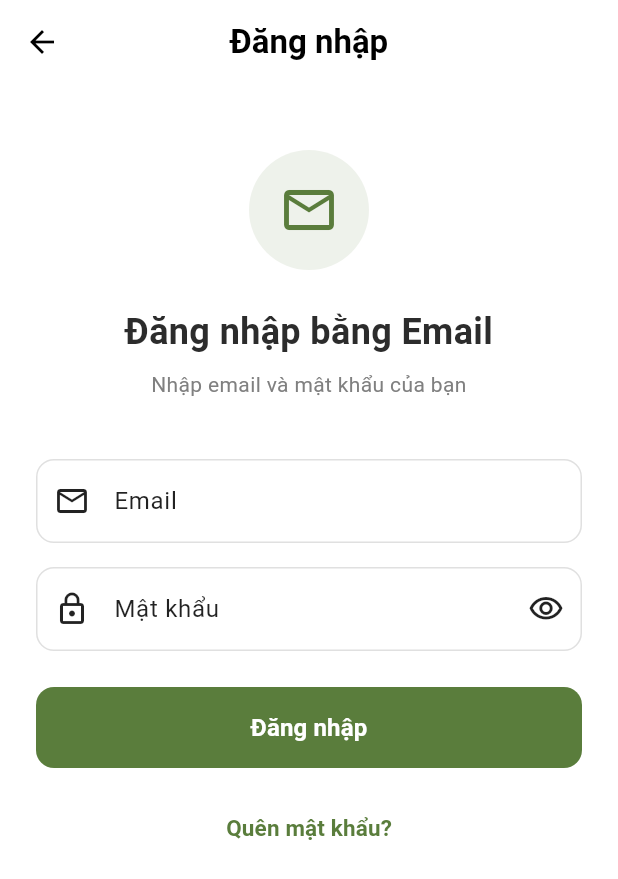
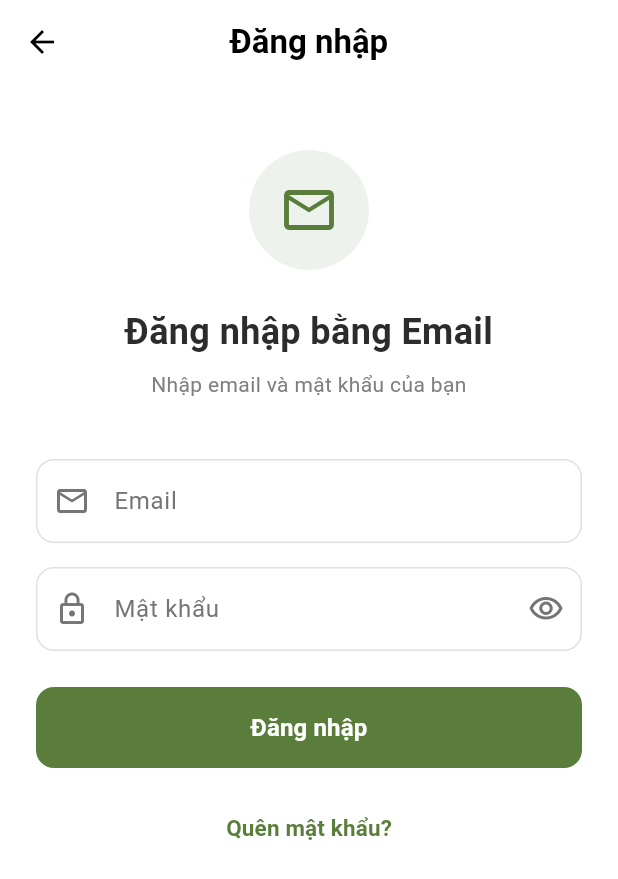
Before and after one commit to vaachu1993/FastNewsProject, a Flutter app: the screen it shows after launch, after a tap on "Đăng nhập bằng mật khẩu", on a phone screen of 412 x 824 dp. Shown: the top 879 px of the screen. Run offline on Flutter 3.47's test engine with Material 3 defaults, Android fonts, the phone set to English and light mode, and no system bars; our stand-ins replace cloud_firestore, firebase_auth, firebase_core, flutter_dotenv, flutter_local_notifications, google_sign_in and 2 more; missing offline and left inert: mailer; accounts and stored records are empty.

Commit message:
xoa phuong thuc facebook cap nhap login screen

```diff
--- a/lib/main.dart
+++ b/lib/main.dart
@@ -21,31 +21,31 @@ final GlobalKey<NavigatorState> navigatorKey = GlobalKey<NavigatorState>();
 void main() async {
   WidgetsFlutterBinding.ensureInitialized();
 
-  // ✅ Load environment variables từ .env file
+  // Load environment variables từ .env file
   await dotenv.load(fileName: ".env");
 
   // Initialize Firebase
   await Firebase.initializeApp();
 
-  // ✅ Configure Firestore with offline persistence
+  // Configure Firestore with offline persistence
   FirebaseFirestore.instance.settings = const Settings(
     persistenceEnabled: true,
     cacheSizeBytes: Settings.CACHE_SIZE_UNLIMITED,
   );
 
-  // ✅ Initialize AuthService with persistence
+  // Initialize AuthService with persistence
   final authService = AuthService();
   await authService.initializeAuth();
 
-  // ✅ Initialize Localization Service
+  // Initialize Localization Service
   final localizationService = LocalizationService();
   await localizationService.initialize();
 
-  // ✅ Initialize Notification Service
+  // Initialize Notification Service
   final notificationService = NotificationService();
   await notificationService.initialize();
 
-  // ✅ Setup notification tap handler
+  // Setup notification tap handler
   NotificationService.onNotificationTap = (String articleJson) {
     try {
       final articleData = jsonDecode(articleJson);
@@ -119,7 +119,7 @@ class _FastNewsAppState extends State<FastNewsApp> with WidgetsBindingObserver {
         child: Consumer<ThemeProvider>(
           builder: (context, themeProvider, child) {
             return MaterialApp(
-              navigatorKey: navigatorKey, // ✅ Global navigator key
+              navigatorKey: navigatorKey, // Global navigator key
               debugShowCheckedModeBanner: false,
               title: 'FastNews',
               theme: themeProvider.lightTheme,
--- a/lib/screens/email_login_screen.dart
+++ b/lib/screens/email_login_screen.dart
@@ -1,5 +1,7 @@
 import 'package:flutter/material.dart';
+import 'package:provider/provider.dart';
 import '../services/auth_service.dart';
+import '../providers/theme_provider.dart';
 import 'main_screen.dart';
 import 'topics_selection_screen.dart';
 import 'forgot_password_screen.dart';
@@ -117,18 +119,25 @@ class _EmailLoginScreenState extends State<EmailLoginScreen> {
 
   @override
   Widget build(BuildContext context) {
+    final themeProvider = Provider.of<ThemeProvider>(context);
+    final isDarkMode = themeProvider.isDarkMode;
+    final theme = Theme.of(context);
+
     return Scaffold(
-      backgroundColor: Colors.white,
+      backgroundColor: theme.scaffoldBackgroundColor,
       appBar: AppBar(
         backgroundColor: Colors.transparent,
         elevation: 0,
         leading: IconButton(
-          icon: const Icon(Icons.arrow_back, color: Colors.black),
+          icon: Icon(Icons.arrow_back, color: isDarkMode ? Colors.white : Colors.black),
           onPressed: () => Navigator.pop(context),
         ),
-        title: const Text(
+        title: Text(
           'Đăng nhập',
-          style: TextStyle(color: Colors.black, fontWeight: FontWeight.bold),
+          style: TextStyle(
+            color: isDarkMode ? Colors.white : Colors.black,
+            fontWeight: FontWeight.bold,
+          ),
         ),
         centerTitle: true,
       ),
@@ -148,7 +157,7 @@ class _EmailLoginScreenState extends State<EmailLoginScreen> {
                     width: 80,
                     height: 80,
                     decoration: BoxDecoration(
-                      color: const Color(0xFF5A7D3C).withOpacity(0.1),
+                      color: const Color(0xFF5A7D3C).withValues(alpha: 0.1),
                       shape: BoxShape.circle,
                     ),
                     child: const Icon(
@@ -162,22 +171,25 @@ class _EmailLoginScreenState extends State<EmailLoginScreen> {
                 const SizedBox(height: 24),
 
                 // Title
-                const Text(
+                Text(
                   'Đăng nhập bằng Email',
                   textAlign: TextAlign.center,
                   style: TextStyle(
                     fontSize: 24,
                     fontWeight: FontWeight.bold,
-                    color: Color(0xFF2C2C2C),
+                    color: isDarkMode ? Colors.white : const Color(0xFF2C2C2C),
                   ),
                 ),
 
                 const SizedBox(height: 8),
 
-                const Text(
+                Text(
                   'Nhập email và mật khẩu của bạn',
                   textAlign: TextAlign.center,
-                  style: TextStyle(fontSize: 14, color: Color(0xFF808080)),
+                  style: TextStyle(
+                    fontSize: 14,
+                    color: isDarkMode ? Colors.grey.shade400 : const Color(0xFF808080),
+                  ),
                 ),
 
                 const SizedBox(height: 40),
@@ -186,16 +198,19 @@ class _EmailLoginScreenState extends State<EmailLoginScreen> {
                 TextFormField(
                   controller: _emailController,
                   keyboardType: TextInputType.emailAddress,
+                  style: TextStyle(color: isDarkMode ? Colors.white : Colors.black),
                   decoration: InputDecoration(
                     labelText: 'Email',
+                    labelStyle: TextStyle(color: isDarkMode ? Colors.grey.shade400 : Colors.grey.shade600),
                     hintText: 'Nhập email của bạn',
-                    prefixIcon: const Icon(Icons.email_outlined),
+                    hintStyle: TextStyle(color: isDarkMode ? Colors.grey.shade600 : Colors.grey.shade400),
+                    prefixIcon: Icon(Icons.email_outlined, color: isDarkMode ? Colors.grey.shade400 : Colors.grey.shade600),
                     border: OutlineInputBorder(
                       borderRadius: BorderRadius.circular(12),
                     ),
                     enabledBorder: OutlineInputBorder(
                       borderRadius: BorderRadius.circular(12),
-                      borderSide: BorderSide(color: Colors.grey.shade300),
+                      borderSide: BorderSide(color: isDarkMode ? Colors.grey.shade700 : Colors.grey.shade300),
                     ),
                     focusedBorder: OutlineInputBorder(
                       borderRadius: BorderRadius.circular(12),
@@ -222,15 +237,19 @@ class _EmailLoginScreenState extends State<EmailLoginScreen> {
                 TextFormField(
                   controller: _passwordController,
                   obscureText: _obscurePassword,
+                  style: TextStyle(color: isDarkMode ? Colors.white : Colors.black),
                   decoration: InputDecoration(
                     labelText: 'Mật khẩu',
+                    labelStyle: TextStyle(color: isDarkMode ? Colors.grey.shade400 : Colors.grey.shade600),
                     hintText: 'Nhập mật khẩu',
-                    prefixIcon: const Icon(Icons.lock_outline),
+                    hintStyle: TextStyle(color: isDarkMode ? Colors.grey.shade600 : Colors.grey.shade400),
+                    prefixIcon: Icon(Icons.lock_outline, color: isDarkMode ? Colors.grey.shade400 : Colors.grey.shade600),
                     suffixIcon: IconButton(
                       icon: Icon(
                         _obscurePassword
                             ? Icons.visibility_outlined
                             : Icons.visibility_off_outlined,
+                        color: isDarkMode ? Colors.grey.shade400 : Colors.grey.shade600,
                       ),
                       onPressed: () {
                         setState(() {
@@ -243,7 +262,7 @@ class _EmailLoginScreenState extends State<EmailLoginScreen> {
                     ),
                     enabledBorder: OutlineInputBorder(
                       borderRadius: BorderRadius.circular(12),
-                      borderSide: BorderSide(color: Colors.grey.shade300),
+                      borderSide: BorderSide(color: isDarkMode ? Colors.grey.shade700 : Colors.grey.shade300),
                     ),
                     focusedBorder: OutlineInputBorder(
                       borderRadius: BorderRadius.circular(12),
--- a/lib/screens/help_screen.dart
+++ b/lib/screens/help_screen.dart
@@ -81,8 +81,8 @@ class HelpScreen extends StatelessWidget {
             context,
             currentLanguage == 'vi' ? 'Làm sao để đăng ký tài khoản?' : 'How do I create an account?',
             currentLanguage == 'vi'
-                ? 'Bạn có thể đăng ký bằng email, Google hoặc Facebook. Chỉ cần nhấn nút "Đăng nhập" và chọn phương thức đăng ký phù hợp.'
-                : 'You can sign up with email, Google, or Facebook. Just tap "Login" and choose your preferred sign-up method.',
+                ? 'Bạn có thể đăng ký bằng email hoặc Google. Chỉ cần nhấn nút "Đăng nhập" và chọn phương thức đăng ký phù hợp.'
+                : 'You can sign up with email or Google. Just tap "Login" and choose your preferred sign-up method.',
             Icons.person_add_outlined,
           ),
           _buildFAQItem(
--- a/lib/screens/login_screen.dart
+++ b/lib/screens/login_screen.dart
@@ -5,6 +5,8 @@ import 'package:fastnews/services/auth_service.dart';
 import 'package:flutter/material.dart';
 import 'package:cloud_firestore/cloud_firestore.dart';
 import 'package:firebase_auth/firebase_auth.dart';
+import 'package:provider/provider.dart';
+import '../providers/theme_provider.dart';
 import 'main_screen.dart';
 
 class LoginScreen extends StatefulWidget {
@@ -17,48 +19,6 @@ class LoginScreen extends StatefulWidget {
 class _LoginScreenState extends State<LoginScreen> {
   final _authService = AuthService();
   bool _isGoogleLoading = false;
-  bool _isFacebookLoading = false;
-
-  // Handle Facebook Sign In
-  Future<void> _handleFacebookSignIn() async {
-    setState(() => _isFacebookLoading = true);
-
-    try {
-      String? result = await _authService.signInWithFacebook();
-
-      if (!mounted) return;
-
-      if (result == null) {
-        // Facebook login thành công
-        ScaffoldMessenger.of(context).showSnackBar(
-          const SnackBar(
-            content: Text('Đăng nhập Facebook thành công!'),
-            backgroundColor: Colors.green,
-          ),
-        );
-
-        await _checkAndNavigate();
-      } else {
-        // Hiển thị lỗi
-        ScaffoldMessenger.of(context).showSnackBar(
-          SnackBar(
-            content: Text(result),
-            backgroundColor: result.contains('❌') ? Colors.orange : Colors.red,
-            duration: const Duration(seconds: 5),
-            action: SnackBarAction(
-              label: 'OK',
-              textColor: Colors.white,
-              onPressed: () {},
-            ),
-          ),
-        );
-      }
-    } finally {
-      if (mounted) {
-        setState(() => _isFacebookLoading = false);
-      }
-    }
-  }
 
   // Handle Google Sign In
   Future<void> _handleGoogleSignIn() async {
@@ -153,8 +113,12 @@ class _LoginScreenState extends State<LoginScreen> {
 
   @override
   Widget build(BuildContext context) {
+    final themeProvider = Provider.of<ThemeProvider>(context);
+    final isDarkMode = themeProvider.isDarkMode;
+    final theme = Theme.of(context);
+
     return Scaffold(
-      backgroundColor: Colors.white,
+      backgroundColor: theme.scaffoldBackgroundColor,
       body: SafeArea(
         child: Center(
           child: SingleChildScrollView(
@@ -170,12 +134,12 @@ class _LoginScreenState extends State<LoginScreen> {
                 const SizedBox(height: 20),
 
                 // App Name
-                const Text(
+                Text(
                   'FastNews',
                   style: TextStyle(
                     fontSize: 32,
                     fontWeight: FontWeight.bold,
-                    color: Color(0xFF2C2C2C),
+                    color: isDarkMode ? Colors.white : const Color(0xFF2C2C2C),
                     letterSpacing: -0.5,
                   ),
                 ),
@@ -183,11 +147,11 @@ class _LoginScreenState extends State<LoginScreen> {
                 const SizedBox(height: 16),
 
                 // Welcome Text
-                const Text(
+                Text(
                   "Chào mừng! Hãy đăng nhập vào tài khoản của bạn!",
                   style: TextStyle(
                     fontSize: 15,
-                    color: Color(0xFF808080),
+                    color: isDarkMode ? Colors.grey.shade400 : const Color(0xFF808080),
                     height: 1.5,
                   ),
                   textAlign: TextAlign.center,
@@ -195,31 +159,26 @@ class _LoginScreenState extends State<LoginScreen> {
 
                 const SizedBox(height: 50),
 
-                // Facebook Button
-                _buildFacebookButton(context),
-
-                const SizedBox(height: 16),
-
-                // Google Button
+                // Google Button (Full Width)
                 _buildGoogleButton(context),
 
                 const SizedBox(height: 32),
 
                 // Or divider
-                const Row(
+                Row(
                   children: [
-                    Expanded(child: Divider(color: Color(0xFFE0E0E0))),
+                    Expanded(child: Divider(color: isDarkMode ? Colors.grey.shade700 : const Color(0xFFE0E0E0))),
                     Padding(
-                      padding: EdgeInsets.symmetric(horizontal: 16),
+                      padding: const EdgeInsets.symmetric(horizontal: 16),
                       child: Text(
                         'hoặc',
                         style: TextStyle(
-                          color: Color(0xFF808080),
+                          color: isDarkMode ? Colors.grey.shade400 : const Color(0xFF808080),
                           fontSize: 14,
                         ),
                       ),
                     ),
-                    Expanded(child: Divider(color: Color(0xFFE0E0E0))),
+                    Expanded(child: Divider(color: isDarkMode ? Colors.grey.shade700 : const Color(0xFFE0E0E0))),
                   ],
                 ),
 
@@ -263,9 +222,12 @@ class _LoginScreenState extends State<LoginScreen> {
                 Row(
                   mainAxisAlignment: MainAxisAlignment.center,
                   children: [
-                    const Text(
+                    Text(
                       "Chưa có tài khoản?  ",
-                      style: TextStyle(color: Color(0xFF2C2C2C), fontSize: 14),
+                      style: TextStyle(
+                        color: isDarkMode ? Colors.grey.shade400 : const Color(0xFF2C2C2C),
+                        fontSize: 14,
+                      ),
                     ),
                     GestureDetector(
                       onTap: () {
@@ -354,64 +316,25 @@ class _LoginScreenState extends State<LoginScreen> {
     );
   }
 
-  Widget _buildFacebookButton(BuildContext context) {
-    return SizedBox(
-      width: double.infinity,
-      height: 56,
-      child: OutlinedButton(
-        onPressed: _isFacebookLoading ? null : _handleFacebookSignIn,
-        style: OutlinedButton.styleFrom(
-          side: const BorderSide(color: Color(0xFFE0E0E0), width: 1.5),
-          shape: RoundedRectangleBorder(
-            borderRadius: BorderRadius.circular(28),
-          ),
-          backgroundColor: Colors.white,
-          padding: const EdgeInsets.symmetric(horizontal: 16),
-        ),
-        child: _isFacebookLoading
-            ? const SizedBox(
-                width: 24,
-                height: 24,
-                child: CircularProgressIndicator(
-                  strokeWidth: 2,
-                  valueColor: AlwaysStoppedAnimation<Color>(Color(0xFF1877F2)),
-                ),
-              )
-            : Stack(
-                alignment: Alignment.center,
-                children: [
-                  // Icon positioned on the left
-                  Align(
-                    alignment: Alignment.centerLeft,
-                    child: const Icon(Icons.facebook, color: Color(0xFF1877F2), size: 24),
-                  ),
-                  // Centered text
-                  const Text(
-                    'Tiếp tục với Facebook',
-                    style: TextStyle(
-                      color: Color(0xFF2C2C2C),
-                      fontSize: 16,
-                      fontWeight: FontWeight.w500,
-                    ),
-                  ),
-                ],
-              ),
-      ),
-    );
-  }
 
   Widget _buildGoogleButton(BuildContext context) {
+    final themeProvider = Provider.of<ThemeProvider>(context);
+    final isDarkMode = themeProvider.isDarkMode;
+
     return SizedBox(
       width: double.infinity,
       height: 56,
       child: OutlinedButton(
         onPressed: _isGoogleLoading ? null : _handleGoogleSignIn,
         style: OutlinedButton.styleFrom(
-          side: const BorderSide(color: Color(0xFFE0E0E0), width: 1.5),
+          side: BorderSide(
+            color: isDarkMode ? Colors.grey.shade700 : const Color(0xFFE0E0E0),
+            width: 1.5,
+          ),
           shape: RoundedRectangleBorder(
             borderRadius: BorderRadius.circular(28),
           ),
-          backgroundColor: Colors.white,
+          backgroundColor: isDarkMode ? const Color(0xFF2A2740) : Colors.white,
           padding: const EdgeInsets.symmetric(horizontal: 16),
         ),
         child: _isGoogleLoading
@@ -435,7 +358,7 @@ class _LoginScreenState extends State<LoginScreen> {
                       decoration: BoxDecoration(
                         shape: BoxShape.circle,
                         border: Border.all(
-                          color: Colors.grey.shade300,
+                          color: isDarkMode ? Colors.grey.shade600 : Colors.grey.shade300,
                           width: 0.5,
                         ),
                       ),
@@ -452,10 +375,10 @@ class _LoginScreenState extends State<LoginScreen> {
                     ),
                   ),
                   // Centered text
-                  const Text(
+                  Text(
                     'Tiếp tục với Google',
                     style: TextStyle(
-                      color: Color(0xFF2C2C2C),
+                      color: isDarkMode ? Colors.white : const Color(0xFF2C2C2C),
                       fontSize: 16,
                       fontWeight: FontWeight.w500,
                     ),
--- a/lib/screens/privacy_screen.dart
+++ b/lib/screens/privacy_screen.dart
@@ -131,7 +131,7 @@ class PrivacyScreen extends StatelessWidget {
 
 • Google Firebase: Xác thực và lưu trữ dữ liệu
 • Google Sign-In: Đăng nhập bằng tài khoản Google
-• Facebook Login: Đăng nhập bằng tài khoản Facebook
+
 • Analytics: Phân tích hành vi người dùng
 
 Các dịch vụ này có chính sách bảo mật riêng.'''
@@ -139,7 +139,7 @@ Các dịch vụ này có chính sách bảo mật riêng.'''
 
 • Google Firebase: Authentication and data storage
 • Google Sign-In: Sign in with Google account
-• Facebook Login: Sign in with Facebook account
+
 • Analytics: User behavior analysis
 
 These services have their own privacy policies.''',
--- a/lib/utils/app_localizations.dart
+++ b/lib/utils/app_localizations.dart
@@ -239,7 +239,7 @@ class AppLocalizations {
       'help_intro': 'Chúng tôi sẵn sàng hỗ trợ bạn',
       'help_section_1': 'Câu hỏi thường gặp',
       'help_faq_1': 'Làm thế nào để đăng ký tài khoản?',
-      'help_faq_1_answer': 'Bạn có thể đăng ký bằng email hoặc đăng nhập nhanh qua Google/Facebook.',
+      'help_faq_1_answer': 'Bạn có thể đăng ký bằng email hoặc đăng nhập nhanh qua Google.',
       'help_faq_2': 'Làm thế nào để lưu bài viết yêu thích?',
       'help_faq_2_answer': 'Nhấn vào biểu tượng bookmark trên bài viết để lưu vào danh sách đã lưu.',
       'help_faq_3': 'Làm thế nào để thay đổi ngôn ngữ?',
@@ -483,7 +483,7 @@ class AppLocalizations {
       'help_intro': 'We are here to help you',
       'help_section_1': 'Frequently Asked Questions',
       'help_faq_1': 'How to register an account?',
-      'help_faq_1_answer': 'You can register with email or login quickly via Google/Facebook.',
+      'help_faq_1_answer': 'You can register with email or login quickly via Google.',
       'help_faq_2': 'How to save favorite articles?',
       'help_faq_2_answer': 'Tap the bookmark icon on the article to save it to your saved list.',
       'help_faq_3': 'How to change language?',
--- a/pubspec.yaml
+++ b/pubspec.yaml
@@ -38,7 +38,7 @@ dependencies:
   firebase_auth: ^5.3.1
   cloud_firestore: ^5.4.4
   google_sign_in: ^6.2.1
-  flutter_facebook_auth: ^6.0.3
+
 
   # Thư viện mạng & RSS
   http: ^1.2.0
```
Also changed, not shown: lib/services/auth_service.dart (+0 -183 lines), pubspec.lock, 8 other files.
